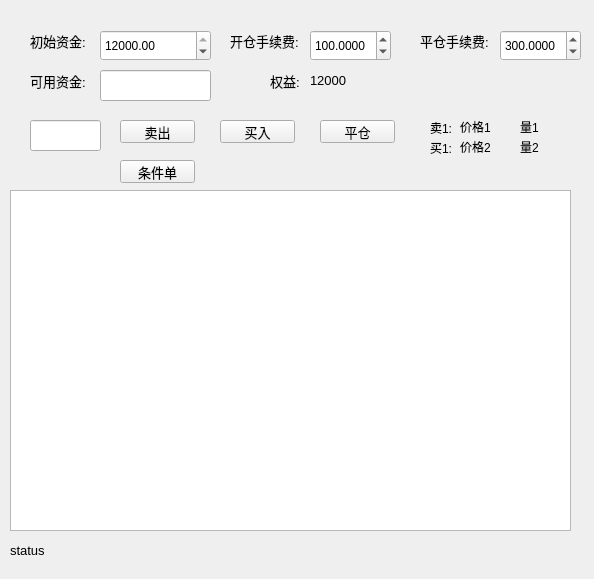
Before: the Qt Designer form FutureSystem/mocktrade.ui in spartawwy/FuturesForecast, drawn with Qt 5.
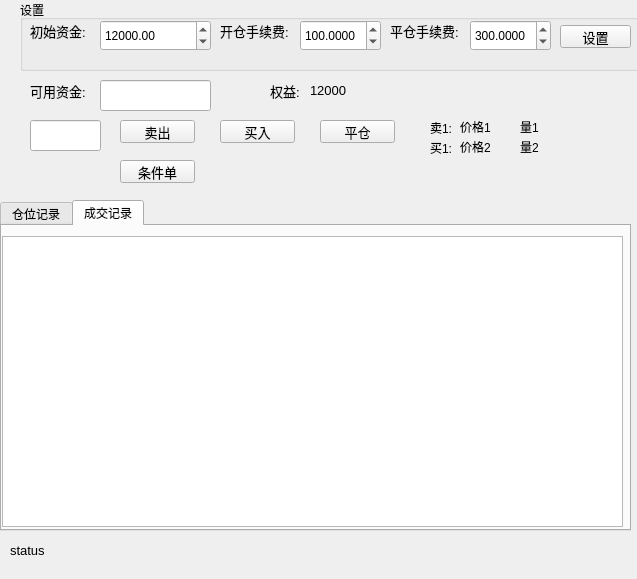
After: the same form once the commit is applied.

Commit message: adding mock trade 9)

The edit to the form file:
```diff
--- a/FutureSystem/mocktrade.ui
+++ b/FutureSystem/mocktrade.ui
@@ -6,7 +6,7 @@
    <rect>
     <x>0</x>
     <y>0</y>
-    <width>594</width>
+    <width>637</width>
     <height>579</height>
    </rect>
   </property>
@@ -67,33 +67,11 @@
     <string>条件单</string>
    </property>
   </widget>
-  <widget class="QDoubleSpinBox" name="dbspbFeeOpen">
-   <property name="geometry">
-    <rect>
-     <x>310</x>
-     <y>30</y>
-     <width>81</width>
-     <height>31</height>
-    </rect>
-   </property>
-   <property name="decimals">
-    <number>4</number>
-   </property>
-   <property name="maximum">
-    <double>500.000000000000000</double>
-   </property>
-   <property name="singleStep">
-    <double>100.000000000000000</double>
-   </property>
-   <property name="value">
-    <double>100.000000000000000</double>
-   </property>
-  </widget>
   <widget class="QLabel" name="lab_assets">
    <property name="geometry">
     <rect>
      <x>310</x>
-     <y>70</y>
+     <y>80</y>
      <width>101</width>
      <height>21</height>
     </rect>
@@ -107,29 +85,11 @@
     <string>12000</string>
    </property>
   </widget>
-  <widget class="QLabel" name="label">
-   <property name="geometry">
-    <rect>
-     <x>30</x>
-     <y>30</y>
-     <width>61</width>
-     <height>21</height>
-    </rect>
-   </property>
-   <property name="font">
-    <font>
-     <pointsize>10</pointsize>
-    </font>
-   </property>
-   <property name="text">
-    <string>初始资金:</string>
-   </property>
-  </widget>
   <widget class="QLabel" name="label_6">
    <property name="geometry">
     <rect>
      <x>30</x>
-     <y>70</y>
+     <y>80</y>
      <width>61</width>
      <height>21</height>
     </rect>
@@ -143,67 +103,11 @@
     <string>可用资金:</string>
    </property>
   </widget>
-  <widget class="QLabel" name="label_3">
-   <property name="geometry">
-    <rect>
-     <x>230</x>
-     <y>30</y>
-     <width>71</width>
-     <height>21</height>
-    </rect>
-   </property>
-   <property name="font">
-    <font>
-     <pointsize>10</pointsize>
-    </font>
-   </property>
-   <property name="text">
-    <string>开仓手续费:</string>
-   </property>
-  </widget>
-  <widget class="QDoubleSpinBox" name="dbspbFeeOpen_2">
-   <property name="geometry">
-    <rect>
-     <x>500</x>
-     <y>30</y>
-     <width>81</width>
-     <height>31</height>
-    </rect>
-   </property>
-   <property name="decimals">
-    <number>4</number>
-   </property>
-   <property name="maximum">
-    <double>500.000000000000000</double>
-   </property>
-   <property name="singleStep">
-    <double>100.000000000000000</double>
-   </property>
-   <property name="value">
-    <double>300.000000000000000</double>
-   </property>
-  </widget>
-  <widget class="QDoubleSpinBox" name="dbspbBegCapital">
-   <property name="geometry">
-    <rect>
-     <x>100</x>
-     <y>30</y>
-     <width>111</width>
-     <height>31</height>
-    </rect>
-   </property>
-   <property name="maximum">
-    <double>12000.000000000000000</double>
-   </property>
-   <property name="value">
-    <double>12000.000000000000000</double>
-   </property>
-  </widget>
   <widget class="QLineEdit" name="le_cur_capital">
    <property name="geometry">
     <rect>
      <x>100</x>
-     <y>70</y>
+     <y>80</y>
      <width>111</width>
      <height>31</height>
     </rect>
@@ -213,7 +117,7 @@
    <property name="geometry">
     <rect>
      <x>270</x>
-     <y>70</y>
+     <y>80</y>
      <width>41</width>
      <height>21</height>
     </rect>
@@ -227,34 +131,6 @@
     <string>权益:</string>
    </property>
   </widget>
-  <widget class="QLabel" name="label_9">
-   <property name="geometry">
-    <rect>
-     <x>420</x>
-     <y>30</y>
-     <width>71</width>
-     <height>21</height>
-    </rect>
-   </property>
-   <property name="font">
-    <font>
-     <pointsize>10</pointsize>
-    </font>
-   </property>
-   <property name="text">
-    <string>平仓手续费:</string>
-   </property>
-  </widget>
-  <widget class="QTableView" name="table_view_record">
-   <property name="geometry">
-    <rect>
-     <x>10</x>
-     <y>190</y>
-     <width>561</width>
-     <height>341</height>
-    </rect>
-   </property>
-  </widget>
   <widget class="QLabel" name="lab_status">
    <property name="geometry">
     <rect>
@@ -379,6 +255,194 @@
     <string>量2</string>
    </property>
   </widget>
+  <widget class="QTabWidget" name="tabPosRecord">
+   <property name="geometry">
+    <rect>
+     <x>0</x>
+     <y>200</y>
+     <width>631</width>
+     <height>331</height>
+    </rect>
+   </property>
+   <property name="currentIndex">
+    <number>1</number>
+   </property>
+   <widget class="QWidget" name="tab_position">
+    <attribute name="title">
+     <string>仓位记录</string>
+    </attribute>
+    <widget class="QTableView" name="table_view_record">
+     <property name="geometry">
+      <rect>
+       <x>10</x>
+       <y>10</y>
+       <width>611</width>
+       <height>291</height>
+      </rect>
+     </property>
+    </widget>
+   </widget>
+   <widget class="QWidget" name="tab_2">
+    <attribute name="title">
+     <string>成交记录</string>
+    </attribute>
+    <widget class="QPlainTextEdit" name="pe_trade_records">
+     <property name="geometry">
+      <rect>
+       <x>0</x>
+       <y>10</y>
+       <width>621</width>
+       <height>291</height>
+      </rect>
+     </property>
+    </widget>
+   </widget>
+  </widget>
+  <widget class="QGroupBox" name="groupBox">
+   <property name="geometry">
+    <rect>
+     <x>20</x>
+     <y>0</y>
+     <width>621</width>
+     <height>71</height>
+    </rect>
+   </property>
+   <property name="title">
+    <string>设置</string>
+   </property>
+   <widget class="QLabel" name="label_3">
+    <property name="geometry">
+     <rect>
+      <x>200</x>
+      <y>20</y>
+      <width>71</width>
+      <height>21</height>
+     </rect>
+    </property>
+    <property name="font">
+     <font>
+      <pointsize>10</pointsize>
+     </font>
+    </property>
+    <property name="text">
+     <string>开仓手续费:</string>
+    </property>
+   </widget>
+   <widget class="QDoubleSpinBox" name="dbspbFeeOpen">
+    <property name="geometry">
+     <rect>
+      <x>280</x>
+      <y>20</y>
+      <width>81</width>
+      <height>31</height>
+     </rect>
+    </property>
+    <property name="decimals">
+     <number>4</number>
+    </property>
+    <property name="maximum">
+     <double>500.000000000000000</double>
+    </property>
+    <property name="singleStep">
+     <double>100.000000000000000</double>
+    </property>
+    <property name="value">
+     <double>100.000000000000000</double>
+    </property>
+   </widget>
+   <widget class="QDoubleSpinBox" name="dbspbFeeOpen_2">
+    <property name="geometry">
+     <rect>
+      <x>450</x>
+      <y>20</y>
+      <width>81</width>
+      <height>31</height>
+     </rect>
+    </property>
+    <property name="decimals">
+     <number>4</number>
+    </property>
+    <property name="maximum">
+     <double>500.000000000000000</double>
+    </property>
+    <property name="singleStep">
+     <double>100.000000000000000</double>
+    </property>
+    <property name="value">
+     <double>300.000000000000000</double>
+    </property>
+   </widget>
+   <widget class="QDoubleSpinBox" name="dbspbBegCapital">
+    <property name="geometry">
+     <rect>
+      <x>80</x>
+      <y>20</y>
+      <width>111</width>
+      <height>31</height>
+     </rect>
+    </property>
+    <property name="maximum">
+     <double>10000000.000000000000000</double>
+    </property>
+    <property name="value">
+     <double>12000.000000000000000</double>
+    </property>
+   </widget>
+   <widget class="QLabel" name="label_9">
+    <property name="geometry">
+     <rect>
+      <x>370</x>
+      <y>20</y>
+      <width>71</width>
+      <height>21</height>
+     </rect>
+    </property>
+    <property name="font">
+     <font>
+      <pointsize>10</pointsize>
+     </font>
+    </property>
+    <property name="text">
+     <string>平仓手续费:</string>
+    </property>
+   </widget>
+   <widget class="QLabel" name="label">
+    <property name="geometry">
+     <rect>
+      <x>10</x>
+      <y>20</y>
+      <width>61</width>
+      <height>21</height>
+     </rect>
+    </property>
+    <property name="font">
+     <font>
+      <pointsize>10</pointsize>
+     </font>
+    </property>
+    <property name="text">
+     <string>初始资金:</string>
+    </property>
+   </widget>
+   <widget class="QPushButton" name="pbtnInit">
+    <property name="geometry">
+     <rect>
+      <x>540</x>
+      <y>25</y>
+      <width>71</width>
+      <height>23</height>
+     </rect>
+    </property>
+    <property name="font">
+     <font>
+      <pointsize>10</pointsize>
+     </font>
+    </property>
+    <property name="text">
+     <string>设置</string>
+    </property>
+   </widget>
+  </widget>
  </widget>
  <resources/>
  <connections/>
```
The commit also changes 10 other files.
